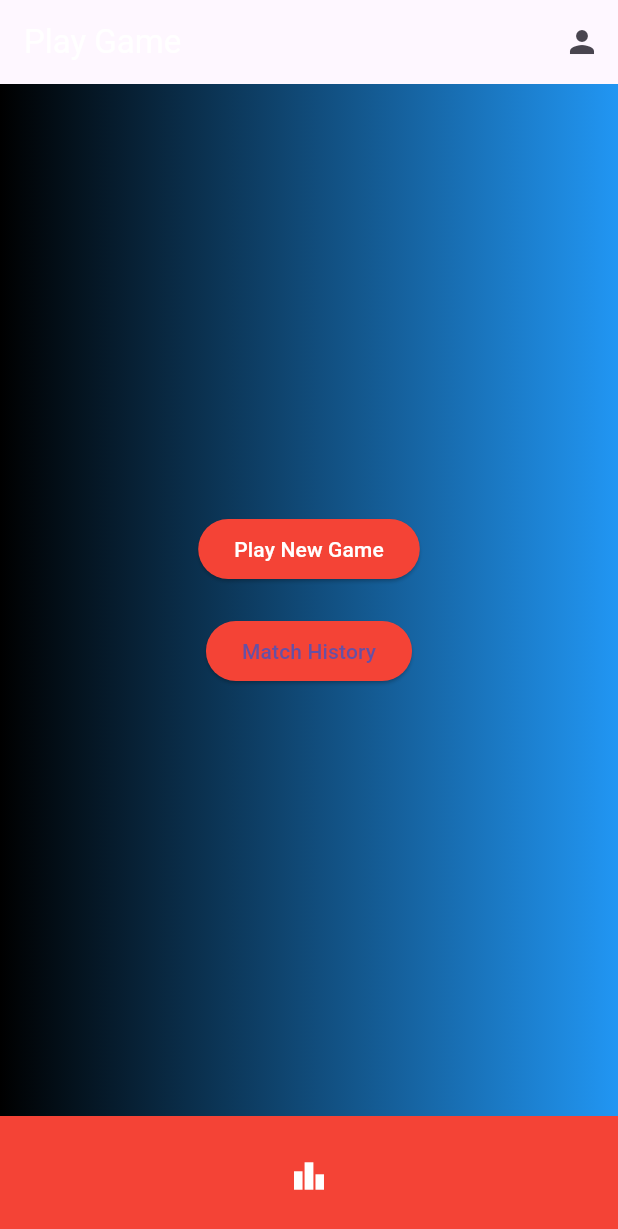
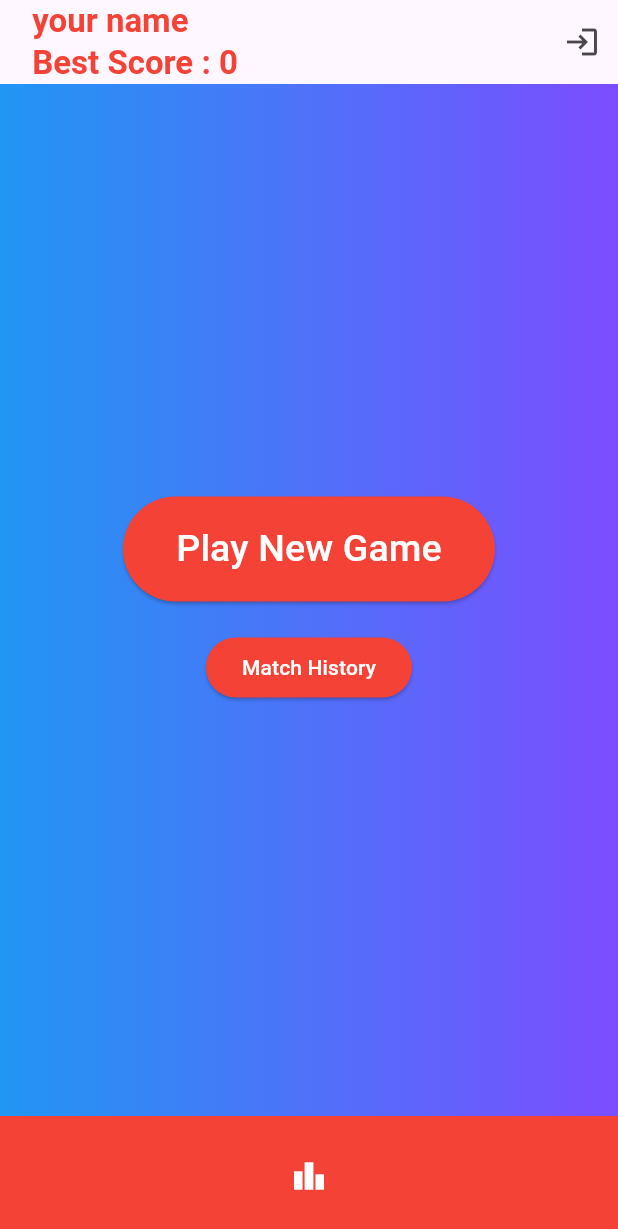
Before and after one commit to mhmdkarime/tetris_game, a Flutter app: the screen it shows after launch, on a phone screen of 412 x 824 dp. Shown: the top 1229 px of the screen. Run offline on Flutter 3.47's test engine with Material 3 defaults, Android fonts, the phone set to English and light mode, and no system bars.

Commit message:
edit the home page edit the log in page

```diff
--- a/lib/home_page.dart
+++ b/lib/home_page.dart
@@ -1,5 +1,5 @@
 import 'package:flutter/material.dart';
-import 'profile_page.dart';
+import 'package:tetris_game/profile.dart';
 import 'match_history.dart';
 import 'player_list.dart';
 import 'login_and_signup.dart';
@@ -17,14 +17,15 @@ class Home extends StatelessWidget {
 }
 
 class PlayGamePage extends StatelessWidget {
+  Profile user = Profile(1,'your name',0);
   @override
   Widget build(BuildContext context) {
     return Scaffold(
       appBar: AppBar(
-        title: Text('Play Game',style: TextStyle(color: Colors.white),),
+        title: Text(user.toString(),style: TextStyle(color: Colors.red , fontWeight: FontWeight.bold),),
         actions: [
           IconButton(
-            icon: Icon(Icons.person),
+            icon: Icon(Icons.login),
             onPressed: () {
 
               Navigator.push(
@@ -38,8 +39,9 @@ class PlayGamePage extends StatelessWidget {
       body: Container(
         decoration: BoxDecoration(
           gradient: LinearGradient(colors: [
-            Colors.black,
-            Colors.blue
+            Colors.blue,
+            Colors.deepPurpleAccent,
+
           ])
         ),
         child: Center(
@@ -57,7 +59,13 @@ class PlayGamePage extends StatelessWidget {
                   //   MaterialPageRoute(builder: (context) => page()),
                   // );
                 },
-                child: Text('Play New Game',style: TextStyle(color: Colors.white)),
+                child: SizedBox(
+                  height: 70,
+                  width: 200
+                  ,child:Center(
+                  child: Text('Play New Game',style: TextStyle(color: Colors.white ,fontSize: 25)) ,
+                ),
+              ),
               ),
               SizedBox(height: 20),
               ElevatedButton(
@@ -71,7 +79,7 @@ class PlayGamePage extends StatelessWidget {
                     MaterialPageRoute(builder: (context) => MatchHistoryPage()),
                   );
                 },
-                child: Text('Match History'),
+                child: Text('Match History',style: TextStyle(color: Colors.white)),
               ),
             ],
           ),
--- a/lib/profile.dart
+++ b/lib/profile.dart
@@ -39,6 +39,6 @@ class Profile{
   }
   @override
   String toString() {
-    return 'Name : ${name} \n Best Score : ${bestScore} ';
+    return ' ${name} \n Best Score : ${bestScore} ';
   }
 }
--- a/pubspec.yaml
+++ b/pubspec.yaml
@@ -30,6 +30,7 @@ environment:
 dependencies:
   flutter:
     sdk: flutter
+  flutter_color: 2.1.0
 
 
   # The following adds the Cupertino Icons font to your application.
```
Also changed, not shown: lib/login_and_signup.dart (+4 -4 lines), lib/profile_page.dart (deleted, +0 -15 lines), pubspec.lock.
